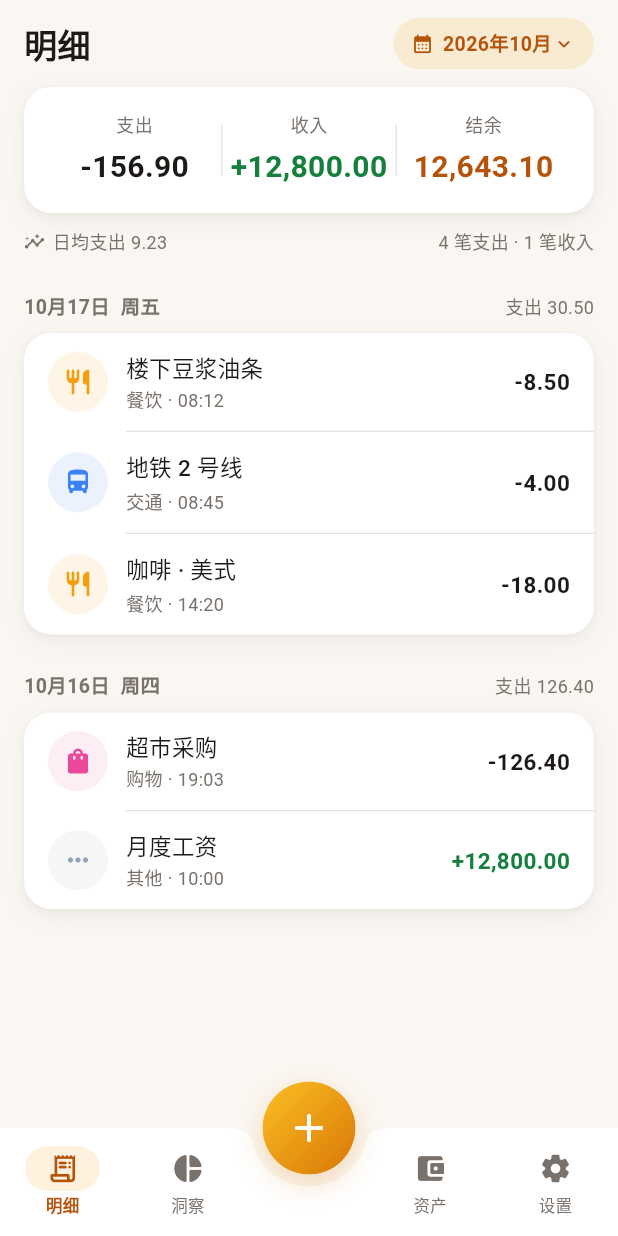
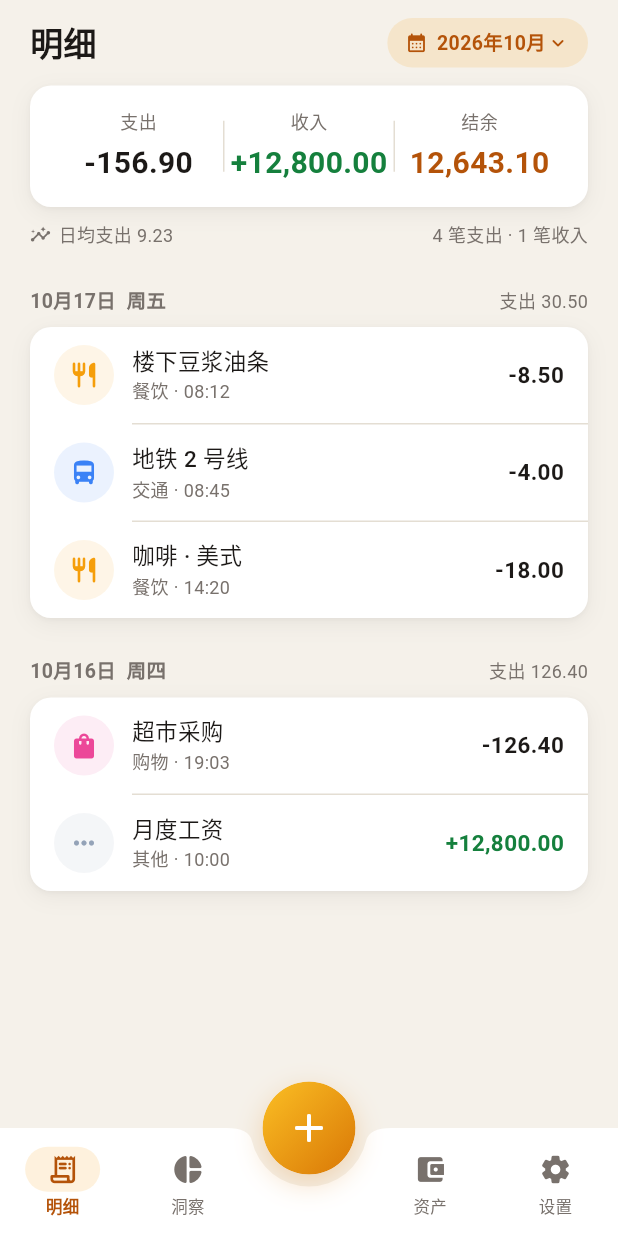
Before and after one commit to mayapony/beancount, a Flutter app: the screen it shows after launch, after a tap on "明细", on a phone screen of 412 x 824 dp. Run offline on Flutter 3.47's test engine with Material 3 defaults, Android fonts, the phone set to English and light mode, and no system bars; our stand-ins replace fl_chart.

Commit message:
feat(theme): 果味字阶、iOS 字族与页面转场
- 自定义字号档位 34/22/17/15/13/11，统一负字距，贴近 iOS 观感
- iOS 平台字族切到 CupertinoSystemText，Android 保留系统字体
- 页面转场统一为 Cupertino 横推 + 手势返回

```diff
--- a/lib/theme/app_theme.dart
+++ b/lib/theme/app_theme.dart
@@ -1,6 +1,60 @@
+import 'package:flutter/foundation.dart';
 import 'package:flutter/material.dart';
 
 import 'tokens.dart';
+
+/// 字号档位（果味方向）：大标题 34 / 标题 22 / 行标题 17 / 正文 15 / 辅助 13 / 标签 11。
+/// 全部带负字距 —— iOS 的字距比 Material 紧，这一条对「像不像原生」影响极大。
+TextTheme _beanTextTheme(TextTheme base, Color onSurface, Color secondary) {
+  return base.copyWith(
+    displaySmall: TextStyle(
+      fontSize: 34,
+      height: 1.12,
+      fontWeight: FontWeight.w700,
+      letterSpacing: -0.6,
+      color: onSurface,
+    ),
+    headlineSmall: TextStyle(
+      fontSize: 22,
+      height: 1.2,
+      fontWeight: FontWeight.w700,
+      letterSpacing: -0.4,
+      color: onSurface,
+    ),
+    titleMedium: TextStyle(
+      fontSize: 17,
+      height: 1.3,
+      fontWeight: FontWeight.w600,
+      letterSpacing: -0.2,
+      color: onSurface,
+    ),
+    bodyLarge: TextStyle(
+      fontSize: 17,
+      height: 1.35,
+      fontWeight: FontWeight.w400,
+      letterSpacing: -0.2,
+      color: onSurface,
+    ),
+    bodyMedium: TextStyle(
+      fontSize: 15,
+      height: 1.35,
+      fontWeight: FontWeight.w400,
+      color: onSurface,
+    ),
+    bodySmall: TextStyle(
+      fontSize: 13,
+      height: 1.35,
+      fontWeight: FontWeight.w400,
+      color: secondary,
+    ),
+    labelSmall: TextStyle(
+      fontSize: 11,
+      height: 1.3,
+      fontWeight: FontWeight.w400,
+      color: secondary,
+    ),
+  );
+}
 
 /// 由 token 构建的 Material 3 主题。
 ThemeData buildBeanTheme(Brightness brightness) {
@@ -12,6 +66,11 @@ ThemeData buildBeanTheme(Brightness brightness) {
       dark ? BeanColors.textSecondaryDark : BeanColors.textSecondaryLight;
   final border = dark ? BeanColors.borderDark : BeanColors.borderLight;
 
+  // iOS 上把字族切到引擎映射的 SF；Android / Web 保持系统默认（会走 MiSans / 思源）
+  final fontFamily = defaultTargetPlatform == TargetPlatform.iOS
+      ? 'CupertinoSystemText'
+      : null;
+
   final scheme = ColorScheme(
     brightness: brightness,
     primary: BeanColors.goldDeep,
@@ -20,14 +79,16 @@ ThemeData buildBeanTheme(Brightness brightness) {
     onPrimaryContainer: dark ? Colors.white : const Color(0xFF78350F),
     secondary: BeanColors.beanGreenDeep,
     onSecondary: Colors.white,
-    secondaryContainer: dark ? const Color(0xFF14532D) : const Color(0xFFDCFCE7),
+    secondaryContainer:
+        dark ? const Color(0xFF14532D) : const Color(0xFFDCFCE7),
     onSecondaryContainer:
         dark ? const Color(0xFFBBF7D0) : const Color(0xFF14532D),
     error: BeanColors.alertRed,
     onError: Colors.white,
     surface: surface,
     onSurface: onSurface,
-    surfaceContainerHighest: dark ? const Color(0xFF2E2925) : const Color(0xFFF5F1EA),
+    surfaceContainerHighest:
+        dark ? const Color(0xFF2E2925) : const Color(0xFFF5F1EA),
     outline: border,
   );
 
@@ -38,6 +99,10 @@ ThemeData buildBeanTheme(Brightness brightness) {
     scaffoldBackgroundColor: bg,
   );
 
+  final scale = _beanTextTheme(base.textTheme, onSurface, secondaryText);
+  final textTheme =
+      fontFamily == null ? scale : scale.apply(fontFamily: fontFamily);
+
   final rounded = RoundedRectangleBorder(
     borderRadius: BorderRadius.circular(BeanRadius.button),
   );
@@ -46,7 +111,16 @@ ThemeData buildBeanTheme(Brightness brightness) {
     extensions: [
       dark ? BeanPalette.dark(onSurface) : BeanPalette.light(onSurface),
     ],
-    textTheme: base.textTheme.apply(bodyColor: onSurface, displayColor: onSurface),
+    textTheme: textTheme,
+    // 页面转场统一走 iOS 的横向推入 + 手滑返回（果味最容易感知的一层）
+    pageTransitionsTheme: const PageTransitionsTheme(
+      builders: {
+        TargetPlatform.android: CupertinoPageTransitionsBuilder(),
+        TargetPlatform.iOS: CupertinoPageTransitionsBuilder(),
+        TargetPlatform.windows: CupertinoPageTransitionsBuilder(),
+        TargetPlatform.macOS: CupertinoPageTransitionsBuilder(),
+      },
+    ),
     appBarTheme: AppBarTheme(
       backgroundColor: bg,
       foregroundColor: onSurface,
--- a/lib/theme/tokens.dart
+++ b/lib/theme/tokens.dart
@@ -20,12 +20,12 @@ abstract final class BeanColors {
     colors: [goldLight, goldDark],
   );
 
-  // ── 中性 · 亮（暖米白） ────────────────────────────────
-  static const bgLight = Color(0xFFFAF7F2);
+  // ── 中性 · 亮（分组列表底色：白卡片压在暖灰上，靠 0.5px 发丝线分隔） ──
+  static const bgLight = Color(0xFFF5F1EA);
   static const surfaceLight = Color(0xFFFFFFFF);
   static const textLight = Color(0xFF1C1917);
   static const textSecondaryLight = Color(0xFF78716C);
-  static const borderLight = Color(0xFFE7E5E4);
+  static const borderLight = Color(0xFFE4DED3);
 
   // ── 中性 · 暗（暖黑） ─────────────────────────────────
   static const bgDark = Color(0xFF161311);
@@ -51,8 +51,18 @@ abstract final class BeanColors {
   ];
 
   static const categoryNames = <String>[
-    '餐饮', '交通', '购物', '娱乐', '居家', '医疗',
-    '教育', '旅行', '运动', '数码', '宠物', '其他',
+    '餐饮',
+    '交通',
+    '购物',
+    '娱乐',
+    '居家',
+    '医疗',
+    '教育',
+    '旅行',
+    '运动',
+    '数码',
+    '宠物',
+    '其他',
   ];
 
   /// 图表用色：把分类色向表面色混合，降低饱和度，贴近暖金基调。
@@ -62,17 +72,23 @@ abstract final class BeanColors {
 }
 
 abstract final class BeanRadius {
-  static const card = 18.0;
-  static const button = 14.0;
+  /// 分组卡片：iOS inset grouped list 的 10–12，这里取 14 兼顾大屏
+  static const card = 14.0;
+  static const button = 12.0;
   static const input = 14.0;
   static const chip = 999.0;
+  static const sheet = 24.0;
 }
 
 abstract final class BeanSpace {
-  static const page = 16.0;
+  /// 页面左右边距：20（iOS 常用 16–20，这里向大留白靠）
+  static const page = 20.0;
   static const card = 16.0;
-  static const section = 24.0;
-  static const row = 64.0;
+  static const section = 26.0;
+  static const row = 56.0;
+
+  /// 发丝线：iOS 分隔线 0.5pt
+  static const hairline = 0.5;
 }
 
 abstract final class BeanShadow {
@@ -89,6 +105,79 @@ abstract final class BeanShadow {
 }
 
 /// 语义色扩展：随明暗主题解析。
+///
+/// `neutral` 是记账面板的"表面分层"补充色：面板白底上的键盘底座、输入框描边、
+/// 未选中图标、禁用态。放在 palette 里而不是写死在组件，深色模式才能一起走。
+@immutable
+class BeanNeutral {
+  const BeanNeutral({
+    required this.sand,
+    required this.raised,
+    required this.track,
+    required this.lineStrong,
+    required this.iconNeutral,
+    required this.disabledBg,
+    required this.disabledFg,
+    required this.handle,
+  });
+
+  /// 键盘底座 / 次表面：把"可点区域"从白色面板里分出来
+  final Color sand;
+
+  /// 分段控件轨道 / 滑块槽：比所在表面再深一档，白色胶囊才立得住。
+  final Color track;
+
+  /// 抬升面：砂色底座上的键帽 / 分段控件选中块。
+  /// 亮色是白，暗色必须比底座**更亮**（暗色下"更暗 = 凹陷"）。
+  final Color raised;
+
+  /// 输入框（金额卡）描边，比 border 更实一点
+  final Color lineStrong;
+
+  /// 未选中分类图标（亮色 3.5:1，达图形元素 3:1）
+  final Color iconNeutral;
+
+  final Color disabledBg;
+  final Color disabledFg;
+
+  /// 拖拽条，暖灰，不用 Material 默认的冷灰 onSurfaceVariant
+  final Color handle;
+
+  factory BeanNeutral.light() => const BeanNeutral(
+        sand: Color(0xFFF5F1EA),
+        raised: Color(0xFFFFFFFF),
+        track: Color(0xFFE9E3DA),
+        lineStrong: Color(0xFFE2DBD0),
+        iconNeutral: Color(0xFF8A7F72),
+        disabledBg: Color(0xFFEDE7DD),
+        disabledFg: Color(0xFF857B6C),
+        handle: Color(0xFFDED7CB),
+      );
+
+  factory BeanNeutral.dark() => const BeanNeutral(
+        sand: Color(0xFF2A2521),
+        raised: Color(0xFF352F2A),
+        track: Color(0xFF332D28),
+        lineStrong: Color(0xFF45403A),
+        iconNeutral: Color(0xFFB4AA9C),
+        disabledBg: Color(0xFF2E2925),
+        disabledFg: Color(0xFF8F8579),
+        handle: Color(0xFF4A423A),
+      );
+
+  BeanNeutral lerp(BeanNeutral other, double t) => BeanNeutral(
+        sand: Color.lerp(sand, other.sand, t)!,
+        raised: Color.lerp(raised, other.raised, t)!,
+        track: Color.lerp(track, other.track, t)!,
+        lineStrong: Color.lerp(lineStrong, other.lineStrong, t)!,
+        iconNeutral: Color.lerp(iconNeutral, other.iconNeutral, t)!,
+        disabledBg: Color.lerp(disabledBg, other.disabledBg, t)!,
+        disabledFg: Color.lerp(disabledFg, other.disabledFg, t)!,
+        handle: Color.lerp(handle, other.handle, t)!,
+      );
+}
+
+/// 语义色扩展：随明暗主题解析。
 @immutable
 class BeanPalette extends ThemeExtension<BeanPalette> {
   const BeanPalette({
@@ -102,6 +191,7 @@ class BeanPalette extends ThemeExtension<BeanPalette> {
     required this.border,
     required this.textSecondary,
     required this.chartColors,
+    required this.neutral,
   });
 
   final Color income;
@@ -113,6 +203,9 @@ class BeanPalette extends ThemeExtension<BeanPalette> {
   final Color surface;
   final Color border;
   final Color textSecondary;
+
+  /// 记账面板的表面分层色（键盘底座 / 描边 / 禁用态）
+  final BeanNeutral neutral;
 
   /// 图表专用的柔和分类色（不再直接使用高饱和品牌分类色）
   final List<Color> chartColors;
@@ -128,8 +221,8 @@ class BeanPalette extends ThemeExtension<BeanPalette> {
         surface: BeanColors.surfaceLight,
         border: BeanColors.borderLight,
         textSecondary: BeanColors.textSecondaryLight,
-        chartColors:
-            BeanColors.softenedChartColors(BeanColors.surfaceLight),
+        chartColors: BeanColors.softenedChartColors(BeanColors.surfaceLight),
+        neutral: BeanNeutral.light(),
       );
 
   factory BeanPalette.dark(Color onSurface) => BeanPalette(
@@ -143,6 +236,7 @@ class BeanPalette extends ThemeExtension<BeanPalette> {
         border: BeanColors.borderDark,
         textSecondary: BeanColors.textSecondaryDark,
         chartColors: BeanColors.softenedChartColors(BeanColors.surfaceDark),
+        neutral: BeanNeutral.dark(),
       );
 
   static BeanPalette of(BuildContext context) =>
@@ -160,6 +254,7 @@ class BeanPalette extends ThemeExtension<BeanPalette> {
     Color? border,
     Color? textSecondary,
     List<Color>? chartColors,
+    BeanNeutral? neutral,
   }) {
     return BeanPalette(
       income: income ?? this.income,
@@ -172,6 +267,7 @@ class BeanPalette extends ThemeExtension<BeanPalette> {
       border: border ?? this.border,
       textSecondary: textSecondary ?? this.textSecondary,
       chartColors: chartColors ?? this.chartColors,
+      neutral: neutral ?? this.neutral,
     );
   }
 
@@ -196,6 +292,7 @@ class BeanPalette extends ThemeExtension<BeanPalette> {
             t,
           )!,
       ],
+      neutral: neutral.lerp(other.neutral, t),
     );
   }
 }
```
